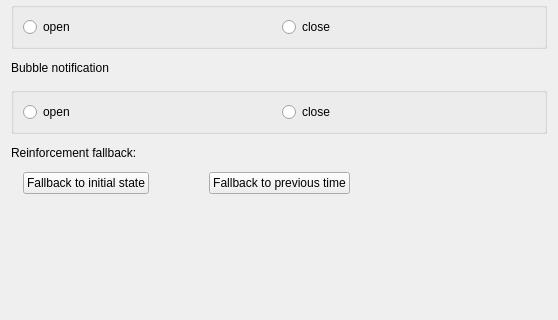
Qt form src/ui/settings/baseline-reinforcement.ui (openeuler-mirror/ks-ssr) before a commit; both pictures show x 0 to 558 and y 156 to 476 of the 558 by 476 pixel window.
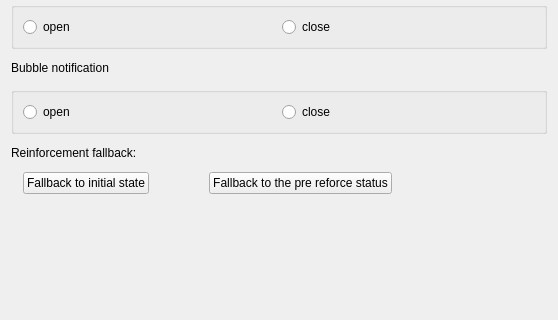
The same form after that commit.

The edit to the form file:
```diff
--- a/src/ui/settings/baseline-reinforcement.ui
+++ b/src/ui/settings/baseline-reinforcement.ui
@@ -211,7 +211,7 @@
           <cursorShape>PointingHandCursor</cursorShape>
          </property>
          <property name="text">
-          <string>Fallback to previous time</string>
+          <string>Fallback to the pre reforce status</string>
          </property>
         </widget>
        </item>
```
